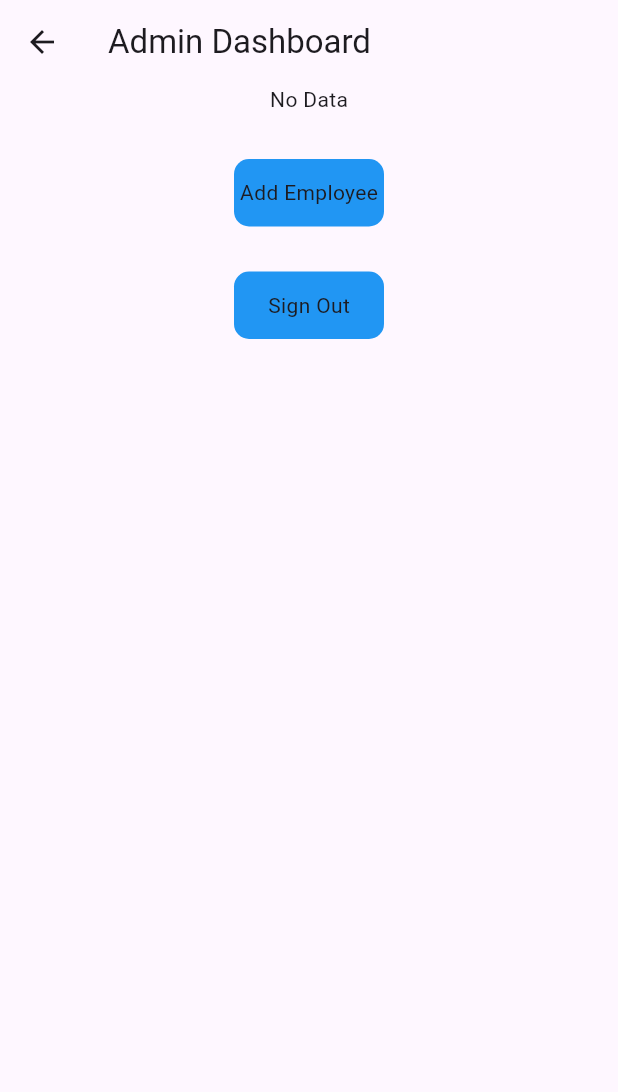
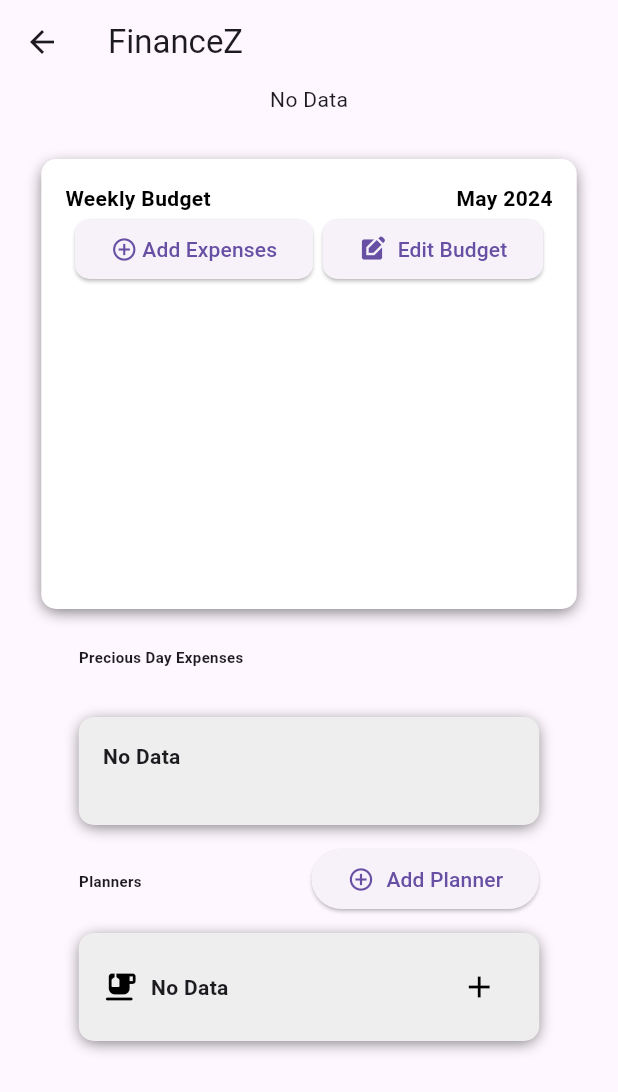
Before and after one commit to euphori/employee-management, a Flutter app: the HomePage screen opened by its route, on a phone screen of 412 x 824 dp. Shown: the top 1092 px of the screen. Run offline on Flutter 3.47's test engine with Material 3 defaults, Android fonts, the light colour scheme and no system bars; our stand-ins replace cloud_firestore, firebase_auth, firebase_core; accounts and stored records are empty.

Commit message:
front end of FianceZ
Home - left the other code, may comment kung diin dampi code ko
[] created add_expenses_screen
[] created add_planner_screen
[] created edit_budget_screen

```diff
--- a/lib/features/user_auth/presentation/pages/home_page.dart
+++ b/lib/features/user_auth/presentation/pages/home_page.dart
@@ -1,15 +1,23 @@
 import 'package:cloud_firestore/cloud_firestore.dart';
 import 'package:firebase_auth/firebase_auth.dart';
 import 'package:flutter/material.dart';
+import 'package:hotel/features/user_auth/presentation/pages/add_expenses_screen.dart';
+import 'package:hotel/features/user_auth/presentation/pages/add_planner_screen.dart';
+import 'package:hotel/features/user_auth/presentation/pages/edit_budget_screen.dart';
+import 'package:intl/intl.dart';
+
 
 class HomePage extends StatelessWidget {
   const HomePage({super.key});
 
   @override
   Widget build(BuildContext context) {
+    DateTime now = DateTime.now();
+    String formattedDate = DateFormat('MMM yyyy').format(now);
+
     return Scaffold(
       appBar: AppBar(
-        title: Text("Admin Dashboard"),
+        title: Text("FinanceZ")
       ),
       body: SingleChildScrollView(
         child: Column(
@@ -33,79 +41,9 @@ class HomePage extends StatelessWidget {
                         children: employees!.map((employee) {
                       return ListTile(
                         leading: GestureDetector(
-                        onTap: () {
-                          _deleteData(employee.id!);
-                        },
                           child: Icon(Icons.delete),
                         ),
                         trailing: GestureDetector(
-                        onTap: () {
-                          showDialog(
-                            context: context,
-                            builder: (BuildContext context) {
-                              String newName = "";
-                              String newPosition = "";
-                              String newContactInfo = "";
-                              String newDepartment = "";
-
-                              return AlertDialog(
-                                title: Text('Add Employee'),
-                                content: SingleChildScrollView(
-                                  child: Column(
-                                    mainAxisSize: MainAxisSize.min,
-                                    children: [
-                                      TextField(
-                                        decoration: InputDecoration(labelText: 'Name'),
-                                        onChanged: (value) {
-                                          newName = value;
-                                        },
-                                      ),
-                                      TextField(
-                                        decoration: InputDecoration(labelText: 'Position'),
-                                        onChanged: (value) {
-                                          newPosition = value;
-                                        },
-                                      ),
-                                      TextField(
-                                        decoration: InputDecoration(labelText: 'Contact Info'),
-                                        onChanged: (value) {
-                                          newContactInfo = value;
-                                        },
-                                      ),
-                                      TextField(
-                                        decoration: InputDecoration(labelText: 'Department'),
-                                        onChanged: (value) {
-                                          newDepartment = value;
-                                        },
-                                      ),
-                                    ],
-                                  ),
-                                ),
-                                actions: <Widget>[
-                                  TextButton(
-                                    onPressed: (){
-                                      Navigator.of(context).pop();
-                                    },
-                                    child: Text('Cancel'),
-                                  ),
-                                  TextButton(
-                                    onPressed: () {
-                                      _updateData(UserModel(
-                                        id: employee.id,
-                                        name: newName,
-                                        position: newPosition,
-                                        contact_info: newContactInfo,
-                                        department: newDepartment,
-                                      ));
-                                      Navigator.of(context).pop();
-                                    },
-                                    child: Text('Okay'),
-                                  ),
-                                ],
-                              );
-                            },
-                          );
-                        },
                           child: Icon(Icons.update),
                         ),
                         title: Text("Name: " + employee.name!),
@@ -122,43 +60,226 @@ class HomePage extends StatelessWidget {
             SizedBox(
               height: 30,
             ),
+            //Diri ko nag start code----------------------------------------------------
             GestureDetector(
-            onTap: () {
-              _createData(UserModel(
-                  name: "Erin",
-                  position: "Chef",
-                  contact_info: "1",
-                  department: "CET"));
+              child: Container(
+                padding: EdgeInsets.all(16),
+                height: 300,
+                width: 357,
+                decoration: BoxDecoration(
+                  color: Colors.white,
+                  borderRadius: BorderRadius.circular(10),
+                  boxShadow: [
+                    BoxShadow(
+                      color: Colors.black.withOpacity(0.5),
+                      spreadRadius: -1,
+                      blurRadius: 7.5,
+                      offset: Offset(0,3),
+                    ),
+                  ],
+                ),
+                child: Column(
+                  crossAxisAlignment: CrossAxisAlignment.start,
+                  children: [
+                    Row(
+                      children: [
+                    Text(
+                    "Weekly Budget",
+                    style: TextStyle(color: Colors.black, fontWeight: FontWeight.w700),
+                    ),
+                    Spacer(),
+                    Text(
+                      formattedDate,
+                      style: TextStyle(color: Colors.black, fontWeight: FontWeight.w700),
+                        ),
+                      ],
+                    ),
+                    //insert balance here
+                    Row(
+                      mainAxisAlignment: MainAxisAlignment.spaceEvenly,
+                      crossAxisAlignment: CrossAxisAlignment.end,
+                      children: [
+                        ElevatedButton(
+                          onPressed: (){
+                            Navigator.push(
+                                context,
+                                MaterialPageRoute(builder: (context) => AddExpensesScreen()),
+                              );
                           },
-            child: Container(
-              height: 45,
-              width: 100,
-              decoration: BoxDecoration(
-                  color: Colors.blue, borderRadius: BorderRadius.circular(10)),
-              child: Center(child: Text("Add Employee")),
+                          style: ElevatedButton.styleFrom(
+                            shape: RoundedRectangleBorder(
+                              borderRadius: BorderRadius.circular(10),
                             ),
                           ),
-          SizedBox(
-            height: 30,
+                          child: Row(
+                              mainAxisAlignment: MainAxisAlignment.center,
+                              children: [
+                                Icon(Icons.add_circle_outline),
+                                SizedBox(width: 3),
+                                Text("Add Expenses"),
+                              ],
                             ),
-          GestureDetector(
-            onTap: () {
-              FirebaseAuth.instance.signOut();
-              Navigator.pushNamed(context, "/login");
+                          ),
+                          ElevatedButton(
+                            onPressed: (){
+                              Navigator.push(
+                                context,
+                                MaterialPageRoute(builder: (context) => EditBudgetScreen()),
+                              );
                             },
-            child: Container(
-              height: 45,
-              width: 100,
+                            style: ElevatedButton.styleFrom(
+                              shape: RoundedRectangleBorder(
+                                borderRadius: BorderRadius.circular(10),
+                              ),
+                            ),
+                            child: Row(
+                              mainAxisAlignment: MainAxisAlignment.center,
+                              children: [
+                                Icon(Icons.edit_square),
+                                SizedBox(width: 8),
+                                Text("Edit Budget"),
+                              ],
+                            ),
+                          ),
+                      ],
+                    ),
+                  ],
+                ),
+              ),
+            ),
+            Center(
+              child: Column(
+                children: [
+                Row(
+                  mainAxisAlignment: MainAxisAlignment.center,
+                  children: [
+                    SizedBox(height: 20),
+                    Container(
+                      padding: EdgeInsets.all(25),
+                      height: 72,
+                      width: 357,
+                      child: Text(
+                        "Precious Day Expenses",
+                        style: TextStyle(
+                          fontWeight: FontWeight.w700,
+                          fontSize: 10,
+                          ),
+                      ),
+                    ),
+                  ],
+                ),
+                Container(
+                  padding: EdgeInsets.all(16),
+                  height: 72,
+                  width: 307,
                   decoration: BoxDecoration(
-                  color: Colors.blue, borderRadius: BorderRadius.circular(10)),
-              child: Center(child: Text("Sign Out")),
+                    color: Colors.grey[200],
+                    boxShadow: [
+                    BoxShadow(
+                        color: Colors.black.withOpacity(0.5),
+                        spreadRadius: -1,
+                        blurRadius: 7.5,
+                        offset: Offset(0,2),
                       ),
-          )
+                    ],
+                    borderRadius: BorderRadius.circular(10),
+                  ),
+                  child: Text(
+                    "No Data", //insert previous day expenses
+                    //insert right side, previous date (MM/DD/YYYY)
+                    style: TextStyle(fontWeight: FontWeight.w700),
+                  ),
+                ),
+                Center(
+                  child: Column(
+                    children:[
+                      Row(
+                        mainAxisAlignment: MainAxisAlignment.center,
+                        crossAxisAlignment: CrossAxisAlignment.center,
+                        children: [
+                        Container(
+                          padding: EdgeInsets.only(top: 30),
+                          height: 72,
+                          width: 155,
+                          child: Text(
+                            "Planners",
+                            style: TextStyle(
+                              fontWeight: FontWeight.w700,
+                              fontSize: 10,
+                              ),
+                            ),
+                          ),
+                          ElevatedButton(
+                            onPressed: (){
+                              Navigator.push(
+                                context,
+                                MaterialPageRoute(builder: (context) => AddPlannerScreen()),
+                              );
+                            },
+                            child: Row(
+                              mainAxisAlignment: MainAxisAlignment.center,
+                              children: [
+                                Icon(Icons.add_circle_outline), // Plus icon
+                                SizedBox(width: 8), // Adjust space between icon and text
+                                Text("Add Planner"),
+                              ],
+                            ),
+                          ),
+                        ],
+                      ),
+                    ],
+                  ),
+                ),
+                  Container(
+                    padding: EdgeInsets.all(16),
+                    height: 72,
+                    width: 307,
+                    decoration: BoxDecoration(
+                      color: Colors.grey[200],
+                      boxShadow: [
+                        BoxShadow(
+                          color: Colors.black.withOpacity(0.5),
+                          spreadRadius: -1,
+                          blurRadius: 7.5,
+                          offset: Offset(0,2),
+                        ),
+                      ],
+                      borderRadius: BorderRadius.circular(10),
+                    ),
+                    child: Row(
+                      mainAxisAlignment: MainAxisAlignment.spaceBetween,
+                      children: [
+                        Row(
+                          children: [
+                            Icon(
+                              Icons.emoji_food_beverage_rounded, // Replace with the desired icon
+                              color: Colors.black, // Replace with the desired color
+                            ),
+                            SizedBox(width: 8), // Adjust the spacing as needed
+                            Text(
+                              "No Data",
+                              style: TextStyle(fontWeight: FontWeight.w700),
+                            ),
+                          ],
+                        ),
+                        IconButton(
+                          icon: Icon(Icons.add), // Replace with the desired icon
+                          color: Colors.black, // Replace with the desired color
+                          onPressed: () {
+                            // Add your onPressed code here
+                          },
+                        ),
+                      ],
+                    ),
+                  ),
+                ],
+              ),
+            ),
           ],
         ),
       ),
     );
-  }
+  } // diri ang end ka code ko---------------------------------------------------------------------
 
   Stream<List<UserModel>> _readData() {
     final userCollection = FirebaseFirestore.instance.collection("employees");
--- a/pubspec.yaml
+++ b/pubspec.yaml
@@ -15,6 +15,7 @@ dependencies:
   firebase_core: ^2.27.0
   firebase_auth: ^4.17.8
   cloud_firestore: ^4.15.8
+  intl: ^0.19.0
 
 dev_dependencies:
   flutter_test:
```
Also changed, not shown: lib/features/user_auth/presentation/pages/add_expenses_screen.dart (added, +61 -0 lines), lib/features/user_auth/presentation/pages/add_planner_screen.dart (added, +62 -0 lines), lib/features/user_auth/presentation/pages/edit_budget_screen.dart (added, +23 -0 lines), pubspec.lock. Lines whose indentation alone changed are shown as unchanged.
